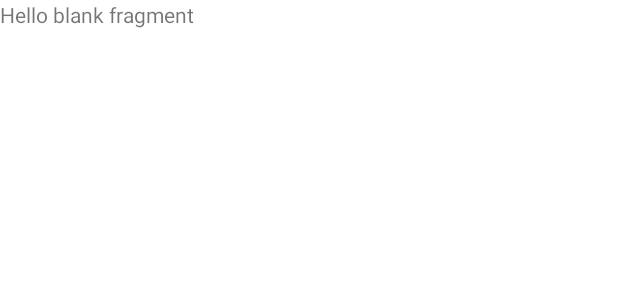
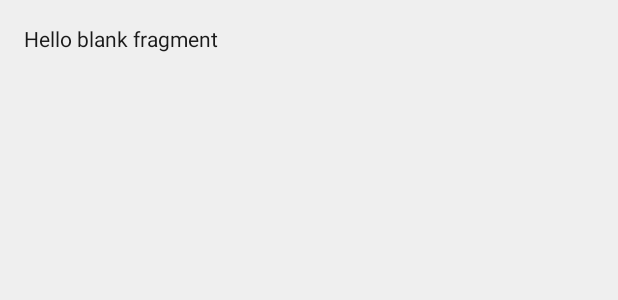
Before and after one commit to wxlf512/MOBINT_Test_Task, an Android app: the layout fragment_cards.xml on its own in the app's theme, with its tools: preview values and no code run, on a phone screen of 412 x 824 dp. Shown: the top 300 px of the screen. Run offline under Robolectric (Android 15) with nearby library versions, the phone set to English and light mode, and no system bars.

Commit message:
Added colors, dimens and theme

```diff
--- a/app/src/main/res/layout/fragment_cards.xml
+++ b/app/src/main/res/layout/fragment_cards.xml
@@ -3,12 +3,14 @@
     xmlns:tools="http://schemas.android.com/tools"
     android:layout_width="match_parent"
     android:layout_height="match_parent"
+    android:background="@color/lightGrey"
     tools:context=".CardsFragment">
 
     <!-- TODO: Update blank fragment layout -->
     <TextView
         android:layout_width="match_parent"
         android:layout_height="match_parent"
+        android:layout_margin="@dimen/margin1"
         android:text="@string/hello_blank_fragment" />
 
 </FrameLayout>
--- a/app/src/main/res/values-night/themes.xml
+++ /dev/null
@@ -1,16 +0,0 @@
-<resources xmlns:tools="http://schemas.android.com/tools">
-    <!-- Base application theme. -->
-    <style name="Theme.MOBINT_Test_Task" parent="Theme.MaterialComponents.DayNight.DarkActionBar">
-        <!-- Primary brand color. -->
-        <item name="colorPrimary">@color/purple_200</item>
-        <item name="colorPrimaryVariant">@color/purple_700</item>
-        <item name="colorOnPrimary">@color/black</item>
-        <!-- Secondary brand color. -->
-        <item name="colorSecondary">@color/teal_200</item>
-        <item name="colorSecondaryVariant">@color/teal_200</item>
-        <item name="colorOnSecondary">@color/black</item>
-        <!-- Status bar color. -->
-        <item name="android:statusBarColor">?attr/colorPrimaryVariant</item>
-        <!-- Customize your theme here. -->
-    </style>
-</resources>
--- a/app/src/main/res/values/colors.xml
+++ b/app/src/main/res/values/colors.xml
@@ -5,6 +5,11 @@
     <color name="purple_700">#FF3700B3</color>
     <color name="teal_200">#FF03DAC5</color>
     <color name="teal_700">#FF018786</color>
-    <color name="black">#FF000000</color>
+
     <color name="white">#FFFFFFFF</color>
+    <color name="black">#FF1a1a1a</color>
+    <color name="red">#FFFF3044</color>
+    <color name="blue">#FF2688EB</color>
+    <color name="darkGrey">#FF949494</color>
+    <color name="lightGrey">#FFEFEFEF</color>
 </resources>
--- a/app/src/main/res/values/themes.xml
+++ b/app/src/main/res/values/themes.xml
@@ -1,6 +1,6 @@
-<resources xmlns:tools="http://schemas.android.com/tools">
+<resources>
     <!-- Base application theme. -->
-    <style name="Theme.MOBINT_Test_Task" parent="Theme.MaterialComponents.DayNight.DarkActionBar">
+    <style name="Theme.MOBINT_Test_Task" parent="Theme.MaterialComponents.Light.NoActionBar">
         <!-- Primary brand color. -->
         <item name="colorPrimary">@color/purple_500</item>
         <item name="colorPrimaryVariant">@color/purple_700</item>
@@ -10,7 +10,9 @@
         <item name="colorSecondaryVariant">@color/teal_700</item>
         <item name="colorOnSecondary">@color/black</item>
         <!-- Status bar color. -->
-        <item name="android:statusBarColor">?attr/colorPrimaryVariant</item>
-        <!-- Customize your theme here. -->
+        <item name="android:statusBarColor">@color/lightGrey</item>
+        <item name="android:windowLightStatusBar">true</item>
+        <item name="android:navigationBarColor">@color/lightGrey</item>
+        <item name="android:textColor">@color/black</item>
     </style>
 </resources>
```
Also changed, not shown: app/src/main/res/layout/activity_main.xml (+15 -1 lines), app/src/main/res/navigation/nav_graph.xml (added, +13 -0 lines), app/src/main/res/values-xhdpi/dimens.xml (added, +14 -0 lines), app/src/main/res/values-xxhdpi/dimens.xml (added, +14 -0 lines), app/src/main/res/values/dimens.xml (added, +14 -0 lines).
